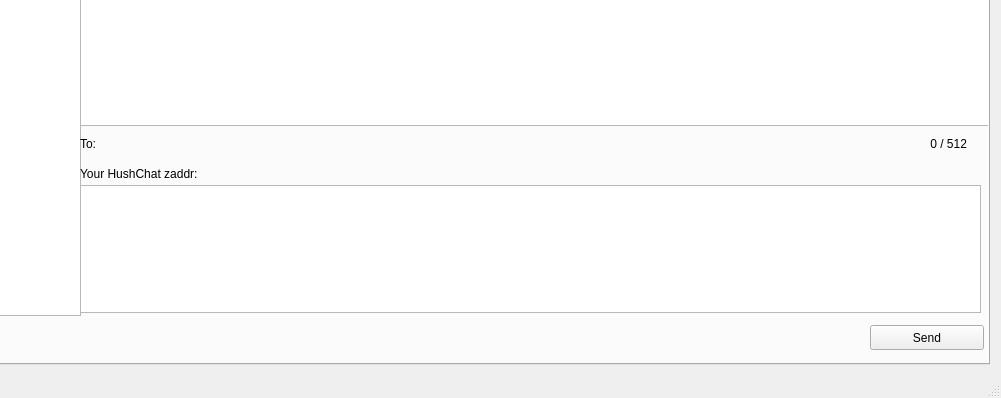
Before: the Qt Designer form src/mainwindow.ui in jahway603/SilentDragonLite, drawn with Qt 5; both pictures show x 273 to 1274 and y 381 to 779 of the 1274 by 779 pixel window.
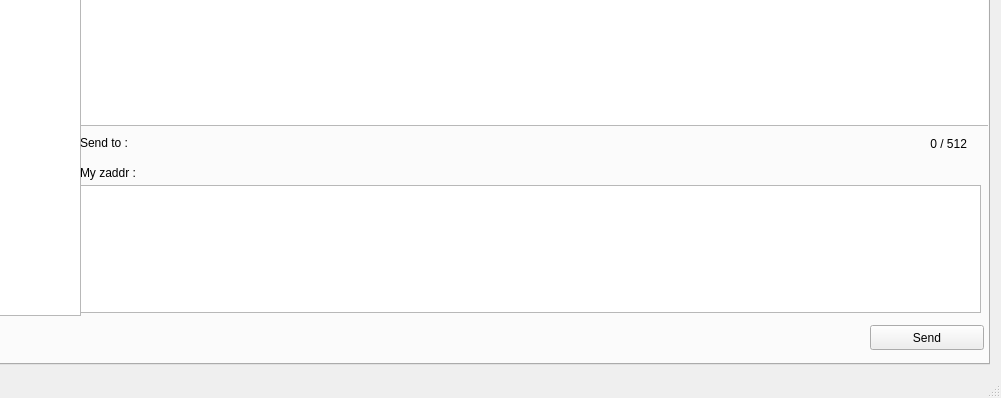
After: the same form once the commit is applied. Icons and pictures are not drawn. Custom widgets are drawn as their Qt base class.

Commit message: change some gui elements, deactivate contact request for now

```diff
--- a/src/mainwindow.ui
+++ b/src/mainwindow.ui
@@ -1460,7 +1460,7 @@
          </rect>
         </property>
         <property name="text">
-         <string>To:</string>
+         <string>&lt;html&gt;&lt;head/&gt;&lt;body&gt;&lt;p&gt;Send to :&lt;/p&gt;&lt;/body&gt;&lt;/html&gt;</string>
         </property>
        </widget>
        <widget class="QLabel" name="ContactName">
@@ -1468,18 +1468,18 @@
          <rect>
           <x>340</x>
           <y>490</y>
-          <width>161</width>
+          <width>81</width>
           <height>17</height>
          </rect>
         </property>
         <property name="text">
-         <string>Your HushChat zaddr:</string>
+         <string>&lt;html&gt;&lt;head/&gt;&lt;body&gt;&lt;p&gt;My zaddr :&lt;/p&gt;&lt;/body&gt;&lt;/html&gt;</string>
         </property>
        </widget>
        <widget class="QLabel" name="ContactZaddr">
         <property name="geometry">
          <rect>
-          <x>370</x>
+          <x>420</x>
           <y>460</y>
           <width>691</width>
           <height>20</height>
@@ -1514,7 +1514,7 @@
        <widget class="QLabel" name="MyZaddr">
         <property name="geometry">
          <rect>
-          <x>490</x>
+          <x>420</x>
           <y>490</y>
           <width>691</width>
           <height>20</height>
```
The commit also changes 4 other files.
